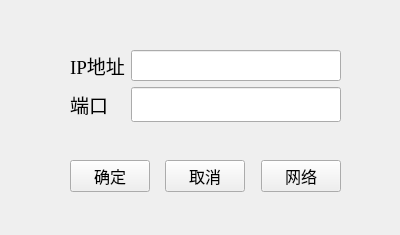
This is ui/setting.ui in rtty122333/PyRDP as Qt 5 draws it before an edit. The edited form follows.
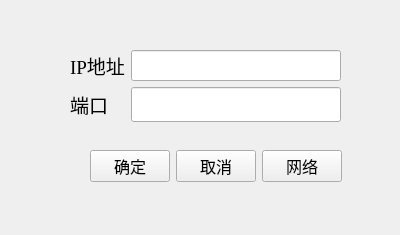
This is the edited form.

Commit message: set network and vol

```diff
--- a/ui/setting.ui
+++ b/ui/setting.ui
@@ -111,12 +111,12 @@
     <string/>
    </property>
   </widget>
-  <widget class="QWidget" name="">
+  <widget class="QWidget" name="layoutWidget">
    <property name="geometry">
     <rect>
-     <x>70</x>
-     <y>160</y>
-     <width>271</width>
+     <x>90</x>
+     <y>150</y>
+     <width>251</width>
      <height>30</height>
     </rect>
    </property>
@@ -144,8 +144,8 @@
       </property>
       <property name="sizeHint" stdset="0">
        <size>
-        <width>40</width>
-        <height>20</height>
+        <width>13</width>
+        <height>17</height>
        </size>
       </property>
      </spacer>
@@ -170,8 +170,8 @@
       </property>
       <property name="sizeHint" stdset="0">
        <size>
-        <width>40</width>
-        <height>20</height>
+        <width>13</width>
+        <height>17</height>
        </size>
       </property>
      </spacer>
```
The commit also changes 2 other files.
